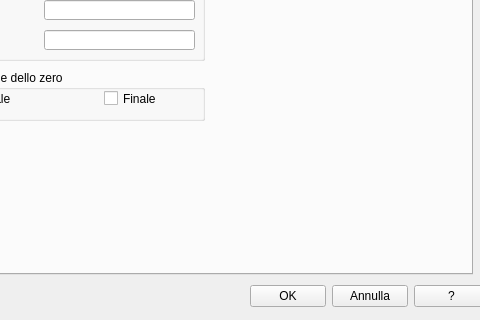
First picture: the form in qad_dimstyle_details.ui, repository geosim/QAD, before the edit; both pictures show x 88 to 568 and y 126 to 446 of the 568 by 446 pixel window.
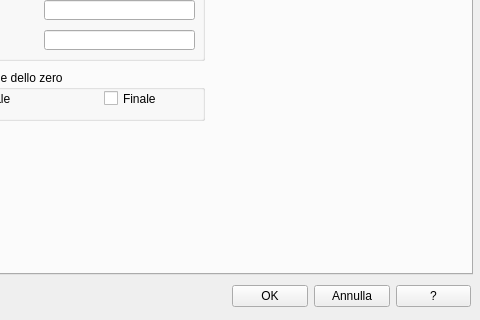
Second picture: the form after the edit.

Diff of the .ui file:
```diff
--- a/qad_dimstyle_details.ui
+++ b/qad_dimstyle_details.ui
@@ -1587,7 +1587,7 @@
   <widget class="QWidget" name="layoutWidget">
    <property name="geometry">
     <rect>
-     <x>338</x>
+     <x>320</x>
      <y>410</y>
      <width>239</width>
      <height>25</height>
```
